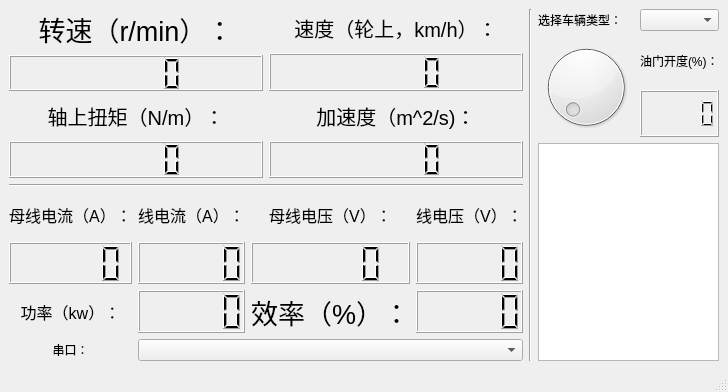
Before: the Qt Designer form mainwindow.ui in 54108/TestPlantform, drawn with Qt 5.
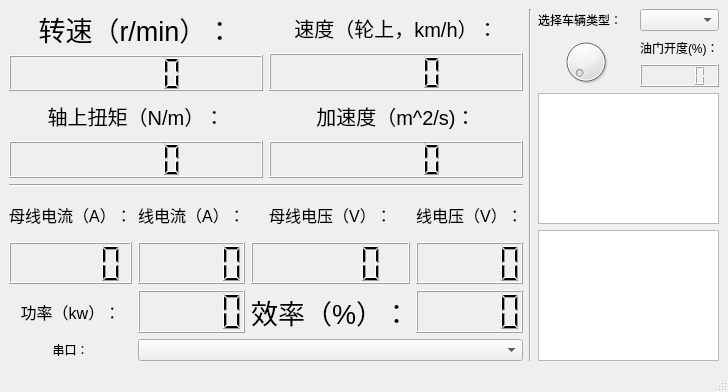
After: the same form once the commit is applied. Custom widgets are drawn as their Qt base class.

Commit message: update float decode

Diff of the .ui file:
```diff
--- a/mainwindow.ui
+++ b/mainwindow.ui
@@ -351,6 +351,9 @@
             <item row="0" column="0">
              <widget class="QChartView" name="cView"/>
             </item>
+            <item row="1" column="0">
+             <widget class="QTextBrowser" name="textBrowser"/>
+            </item>
            </layout>
           </item>
           <item row="2" column="0" rowspan="2" colspan="2">
```
The commit also changes 2 other files.
